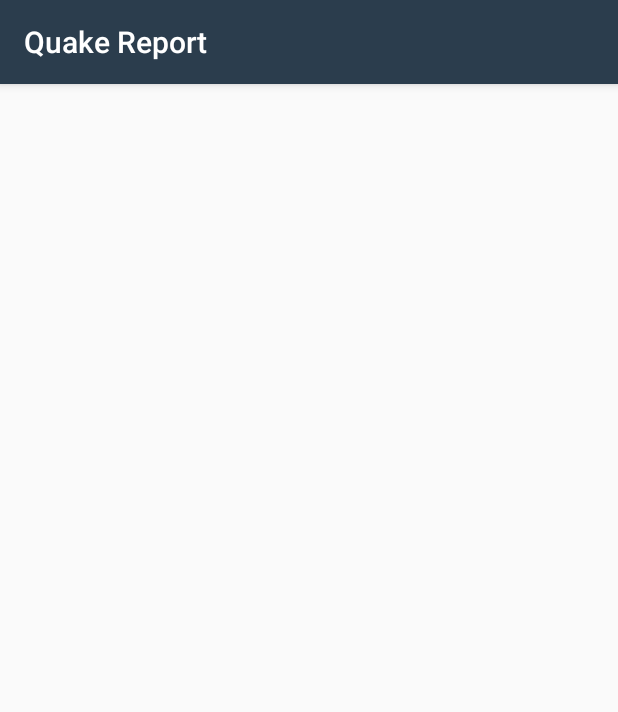
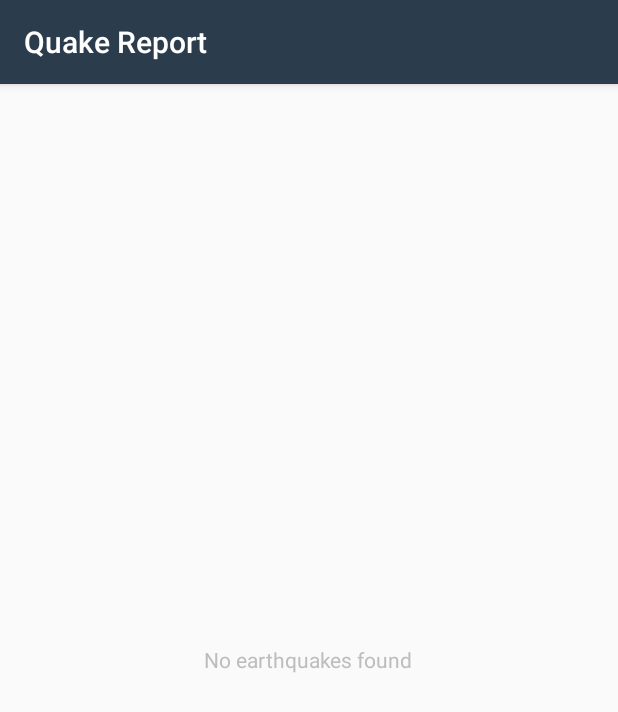
Before and after one commit to jandoant/quakereport, an Android app: the screen it shows after launch (EarthquakeActivity), on a phone screen of 412 x 824 dp. Shown: the top 712 px of the screen. Run offline under Robolectric (Android 15) with nearby library versions, the phone set to English and light mode, and no system bars; libraries missing offline, so code that uses them is left out: hugo.weaving; 5 statements that could not run were skipped.

Commit message:
v1.04 handling empty state

```diff
--- a/app/src/main/java/com/example/android/quakereport/EarthquakeActivity.java
+++ b/app/src/main/java/com/example/android/quakereport/EarthquakeActivity.java
@@ -24,6 +24,7 @@ import android.support.v7.app.AppCompatActivity;
 import android.view.View;
 import android.widget.AdapterView;
 import android.widget.ListView;
+import android.widget.TextView;
 
 import java.util.ArrayList;
 
@@ -33,6 +34,7 @@ public class EarthquakeActivity extends AppCompatActivity implements AdapterView
     private static final int EARTHQUAKE_LOADER_ID = 1;
     final String QUERY_URL = "http://earthquake.usgs.gov/fdsnws/event/1/query?format=geojson&starttime=2016-01-01&endtime=2016-12-31&minfelt=50&minmagnitude=7";
     ListView listView;
+    TextView txt_emptyView;
     EarthquakeAdapter adapter;
 
     @Override
@@ -48,10 +50,14 @@ public class EarthquakeActivity extends AppCompatActivity implements AdapterView
 
     private void initUI() {
         listView = (ListView) findViewById(R.id.list);
+        txt_emptyView = (TextView) findViewById(R.id.empty);
+
         // Create a new adapter that takes an empty list of earthquakes as data-input
         adapter = new EarthquakeAdapter(this, new ArrayList<Earthquake>());
+
         listView.setAdapter(adapter);
         listView.setOnItemClickListener(this);
+        listView.setEmptyView(txt_emptyView);
     }
 
     private void updateUI(ArrayList<Earthquake> data) {
@@ -91,6 +97,8 @@ public class EarthquakeActivity extends AppCompatActivity implements AdapterView
         // data set. This will trigger the ListView to update.
         if (result != null && !result.isEmpty()) {
             updateUI(result);
+        } else {
+            txt_emptyView.setText("No earthquakes found");
         }
     }
 
--- a/app/src/main/res/layout/earthquake_activity.xml
+++ b/app/src/main/res/layout/earthquake_activity.xml
@@ -13,10 +13,29 @@
      See the License for the specific language governing permissions and
      limitations under the License.
 -->
+
+<RelativeLayout xmlns:android="http://schemas.android.com/apk/res/android"
+                xmlns:tools="http://schemas.android.com/tools"
+                android:layout_width="match_parent"
+                android:layout_height="match_parent">
+
+    <TextView
+        android:id="@+id/empty"
+        android:layout_width="wrap_content"
+        android:layout_height="wrap_content"
+        android:layout_centerHorizontal="true"
+        android:layout_centerVertical="true"
+        tools:text="No earthquakes found"/>
+
     <ListView
-    xmlns:android="http://schemas.android.com/apk/res/android"
         android:id="@+id/list"
         android:layout_width="match_parent"
         android:layout_height="match_parent"
+        android:layout_alignParentLeft="true"
+        android:layout_alignParentStart="true"
+        android:layout_alignParentTop="true"
         android:divider="@null"
         android:orientation="vertical"/>
+
+
+</RelativeLayout>
```
Also changed, not shown: 1 other file. Lines whose indentation alone changed are shown as unchanged.
